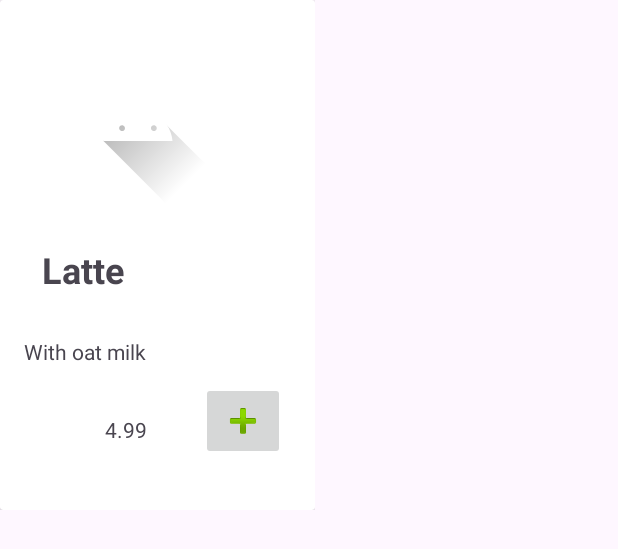
After one commit to AhmetBugraKaplan/CoffeProject2, an Android app: the layout card_design_coffe_designn.xml on its own in the app's theme, with its tools: preview values and no code run, on a phone screen of 412 x 824 dp. The commit adds this screen. Shown: the top 549 px of the screen. Run offline under Robolectric (Android 15) with nearby library versions, the phone set to English and light mode, and no system bars.

Commit message:
son güncellemeler yapıldı

```diff
--- /dev/null
+++ b/app/src/main/res/layout/card_design_coffe_designn.xml
@@ -0,0 +1,74 @@
+<?xml version="1.0" encoding="utf-8"?>
+<LinearLayout xmlns:android="http://schemas.android.com/apk/res/android"
+    xmlns:app="http://schemas.android.com/apk/res-auto"
+    xmlns:tools="http://schemas.android.com/tools"
+    android:layout_width="wrap_content"
+    android:layout_height="wrap_content">
+
+    <androidx.cardview.widget.CardView
+        android:layout_width="wrap_content"
+        android:layout_height="wrap_content">
+
+        <androidx.constraintlayout.widget.ConstraintLayout
+            android:layout_width="210dp"
+            android:layout_height="340dp">
+
+            <ImageView
+                android:id="@+id/imageView"
+                android:layout_width="wrap_content"
+                android:layout_height="wrap_content"
+                android:layout_marginStart="38dp"
+                android:layout_marginTop="30dp"
+                android:layout_marginEnd="64dp"
+                app:layout_constraintEnd_toEndOf="parent"
+                app:layout_constraintStart_toStartOf="parent"
+                app:layout_constraintTop_toTopOf="parent"
+                app:srcCompat="@drawable/ic_launcher_foreground" />
+
+            <TextView
+                android:id="@+id/textViewCName"
+                android:layout_width="wrap_content"
+                android:layout_height="wrap_content"
+                android:layout_marginStart="28dp"
+                android:layout_marginBottom="144dp"
+                android:lineSpacingExtra="20sp"
+                android:text="Latte"
+                android:textAlignment="viewStart"
+                android:textSize="24sp"
+                android:textStyle="bold"
+                app:layout_constraintBottom_toBottomOf="parent"
+                app:layout_constraintStart_toStartOf="parent" />
+
+            <TextView
+                android:id="@+id/textViewCDetails"
+                android:layout_width="wrap_content"
+                android:layout_height="wrap_content"
+                android:layout_marginStart="16dp"
+                android:layout_marginBottom="96dp"
+                android:text="With oat milk"
+                app:layout_constraintBottom_toBottomOf="parent"
+                app:layout_constraintStart_toStartOf="parent" />
+
+            <TextView
+                android:id="@+id/textViewCPrice"
+                android:layout_width="wrap_content"
+                android:layout_height="wrap_content"
+                android:layout_marginBottom="44dp"
+                android:text="4.99"
+                app:layout_constraintBottom_toBottomOf="parent"
+                app:layout_constraintEnd_toEndOf="parent"
+                app:layout_constraintHorizontal_bias="0.384"
+                app:layout_constraintStart_toStartOf="parent" />
+
+            <ImageButton
+                android:id="@+id/imageButton"
+                android:layout_width="wrap_content"
+                android:layout_height="wrap_content"
+                android:layout_marginEnd="20dp"
+                android:layout_marginBottom="33dp"
+                app:layout_constraintBottom_toBottomOf="parent"
+                app:layout_constraintEnd_toEndOf="parent"
+                app:srcCompat="@android:drawable/ic_input_add" />
+        </androidx.constraintlayout.widget.ConstraintLayout>
+    </androidx.cardview.widget.CardView>
+</LinearLayout>
```
Also changed, not shown: app/src/main/java/com/example/coffeproject2/adapters/CoffeDetailsAdapterr.kt (added, +56 -0 lines), app/src/main/java/com/example/coffeproject2/fragments/HomeScreen.kt (+49 -5 lines), app/src/main/res/layout/fragment_home_screen.xml (+9 -0 lines).
